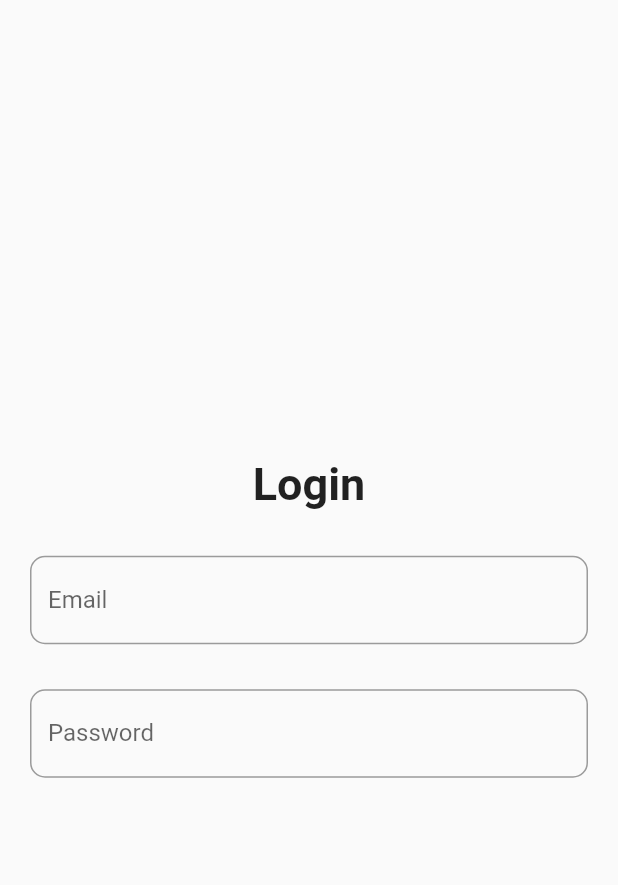
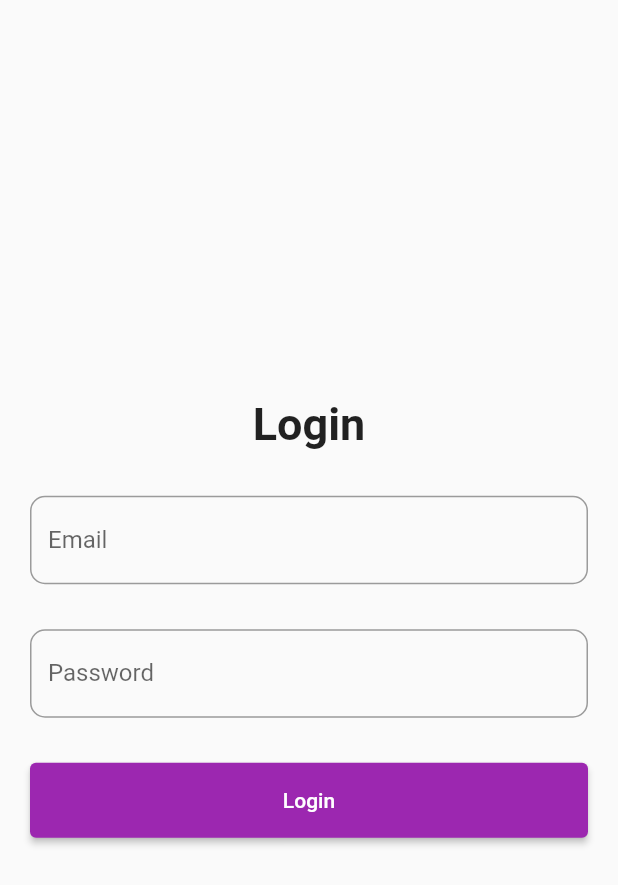
Before and after one commit to fathonix/CRUD-API-Flutter, a Flutter app: the screen it shows after launch, on a phone screen of 412 x 824 dp. Shown: the top 885 px of the screen. Run offline on Flutter 3.47's test engine with Material 2 defaults, Android fonts, the phone set to English and light mode, and no system bars; our stand-ins replace flutter_secure_storage.

Commit message:
Tombol Login

```diff
--- a/lib/main.dart
+++ b/lib/main.dart
@@ -12,6 +12,7 @@ class MyApp extends StatelessWidget {
   @override
   Widget build(BuildContext context) {
     return const MaterialApp(
+      debugShowCheckedModeBanner: false,
       home: LoginPage(),
     );
   }
--- a/lib/pages/login_page.dart
+++ b/lib/pages/login_page.dart
@@ -27,14 +27,15 @@ class _LoginPageState extends State<LoginPage> {
     return Scaffold(
       body: Center(
         child: Padding(
-          padding: const EdgeInsets.all(20),
+          padding: const EdgeInsets.symmetric(
+            horizontal: 20,
+          ),
           child: Form(
             key: _formKey,
             child: Column(
               mainAxisAlignment: MainAxisAlignment.center,
-              mainAxisSize: MainAxisSize.min,
               children: [
-                Text(
+                const Text(
                   'Login',
                   style: TextStyle(
                     fontSize: 30,
@@ -59,6 +60,7 @@ class _LoginPageState extends State<LoginPage> {
                 ),
                 TextFormField(
                   controller: _passwordController,
+                  obscureText: true,
                   decoration: InputDecoration(
                     hintText: 'Password',
                     labelText: 'Password',
@@ -67,6 +69,18 @@ class _LoginPageState extends State<LoginPage> {
                     ),
                   ),
                 ),
+                const SizedBox(
+                  height: 30,
+                ),
+                SizedBox(
+                    width: double.infinity,
+                    height: 50,
+                    child: ElevatedButton(
+                        style: ElevatedButton.styleFrom(
+                          backgroundColor: Colors.purple,
+                        ),
+                        onPressed: () {},
+                        child: Text('Login'))),
               ],
             ),
           ),
```
